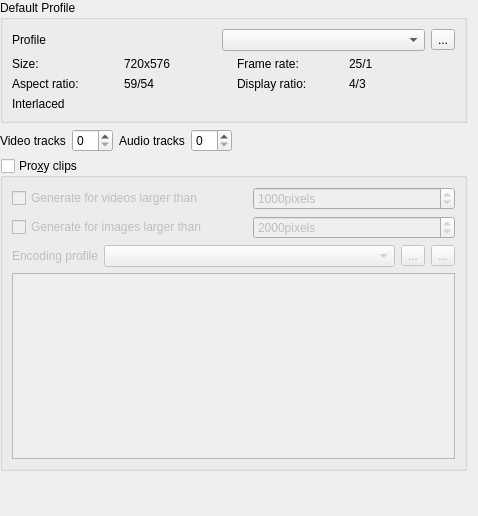
Old version of the form src/ui/configproject_ui.ui in the repository KDE/kdenlive.
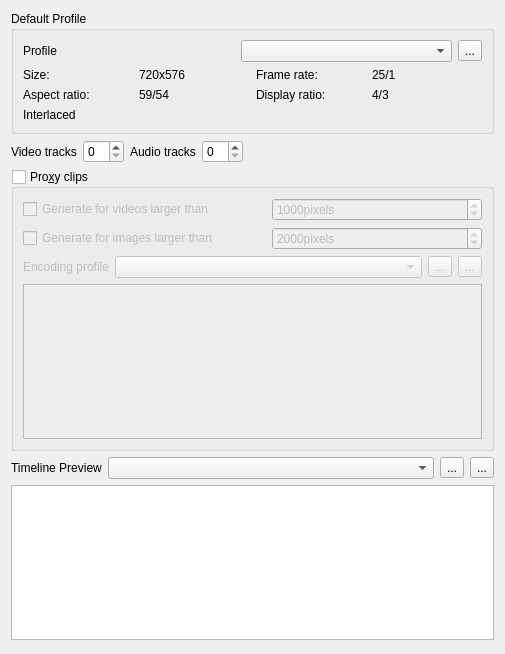
New version of the form. Custom widgets are drawn as their Qt base class.

Commit message: Allow selection of a default timeline preview profile CCBUG: 364936

```diff
--- a/src/ui/configproject_ui.ui
+++ b/src/ui/configproject_ui.ui
@@ -6,17 +6,11 @@
    <rect>
     <x>0</x>
     <y>0</y>
-    <width>478</width>
-    <height>516</height>
+    <width>505</width>
+    <height>654</height>
    </rect>
   </property>
   <layout class="QGridLayout" name="gridLayout_4">
-   <property name="leftMargin">
-    <number>0</number>
-   </property>
-   <property name="topMargin">
-    <number>0</number>
-   </property>
    <item row="0" column="0" colspan="5">
     <widget class="QGroupBox" name="properties">
      <property name="title">
@@ -254,7 +248,64 @@
      </layout>
     </widget>
    </item>
-   <item row="3" column="0">
+   <item row="3" column="0" colspan="5">
+    <layout class="QHBoxLayout" name="horizontalLayout">
+     <item>
+      <widget class="QLabel" name="label_25">
+       <property name="sizePolicy">
+        <sizepolicy hsizetype="Maximum" vsizetype="Preferred">
+         <horstretch>0</horstretch>
+         <verstretch>0</verstretch>
+        </sizepolicy>
+       </property>
+       <property name="text">
+        <string>Timeline Preview</string>
+       </property>
+      </widget>
+     </item>
+     <item>
+      <widget class="KComboBox" name="kcfg_preview_profile">
+       <property name="sizePolicy">
+        <sizepolicy hsizetype="MinimumExpanding" vsizetype="Fixed">
+         <horstretch>0</horstretch>
+         <verstretch>0</verstretch>
+        </sizepolicy>
+       </property>
+      </widget>
+     </item>
+     <item>
+      <widget class="QToolButton" name="preview_showprofileinfo">
+       <property name="text">
+        <string>...</string>
+       </property>
+       <property name="checkable">
+        <bool>true</bool>
+       </property>
+      </widget>
+     </item>
+     <item>
+      <widget class="QToolButton" name="preview_manageprofile">
+       <property name="text">
+        <string>...</string>
+       </property>
+      </widget>
+     </item>
+    </layout>
+   </item>
+   <item row="4" column="0" colspan="5">
+    <widget class="QPlainTextEdit" name="previewparams">
+     <property name="sizePolicy">
+      <sizepolicy hsizetype="Expanding" vsizetype="Maximum">
+       <horstretch>0</horstretch>
+       <verstretch>0</verstretch>
+      </sizepolicy>
+     </property>
+     <property name="readOnly">
+      <bool>true</bool>
+     </property>
+    </widget>
+   </item>
+   <item row="5" column="0">
     <spacer name="verticalSpacer">
      <property name="orientation">
       <enum>Qt::Vertical</enum>
```
The commit also changes 6 other files.
